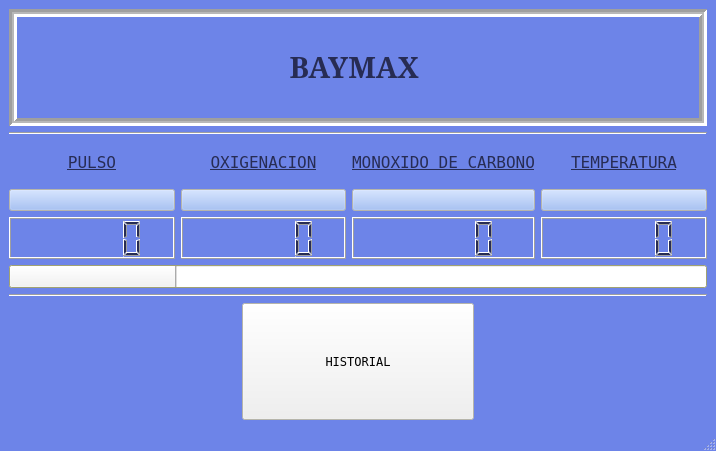
Old version of the form APP/mainwindow.ui in the repository adcfrba/TPO_INFOII.
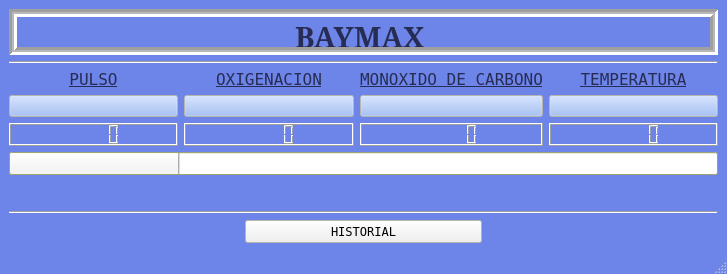
New version of the form. Icons and pictures are not drawn.

The edit to the form file:
```diff
--- a/APP/mainwindow.ui
+++ b/APP/mainwindow.ui
@@ -6,8 +6,8 @@
    <rect>
     <x>0</x>
     <y>0</y>
-    <width>716</width>
-    <height>451</height>
+    <width>727</width>
+    <height>274</height>
    </rect>
   </property>
   <property name="palette">
@@ -1905,6 +1905,19 @@
       </property>
      </widget>
     </item>
+    <item>
+     <spacer name="verticalSpacer">
+      <property name="orientation">
+       <enum>Qt::Vertical</enum>
+      </property>
+      <property name="sizeHint" stdset="0">
+       <size>
+        <width>20</width>
+        <height>40</height>
+       </size>
+      </property>
+     </spacer>
+    </item>
     <item>
      <widget class="Line" name="line_2">
       <property name="orientation">
```
Left out of the diff: 2 changed lines with no effect on the pictures.
